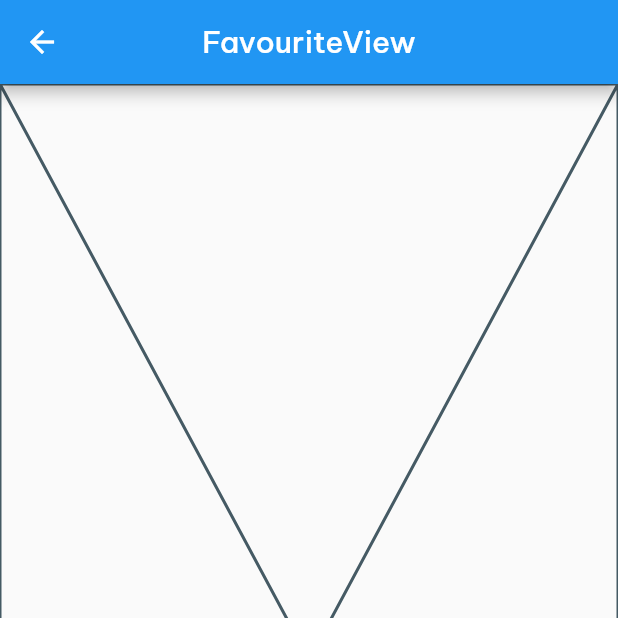
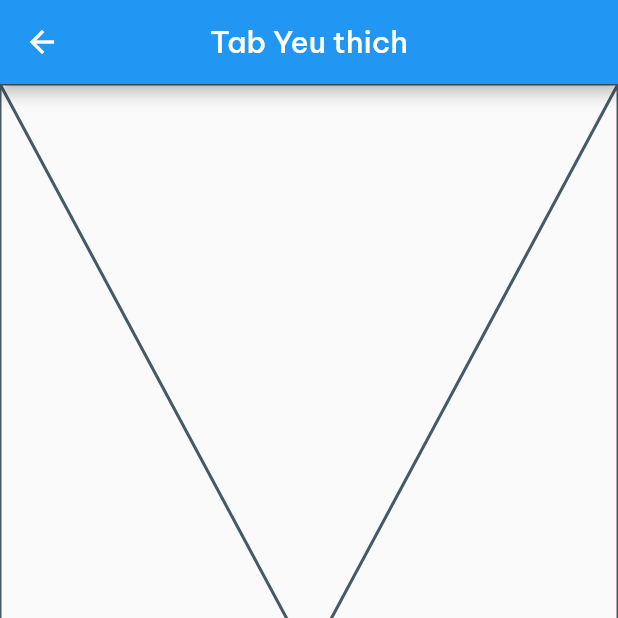
Before and after one commit to minhtamhoang207/soc_grocery, a Flutter app: the FavouriteView screen opened by its route, on a phone screen of 412 x 824 dp, the top half of it. Run offline on Flutter 3.47's test engine with Material 2 defaults, Android fonts, the light colour scheme and no system bars; our stand-ins replace bot_toast, cached_network_image, carousel_slider, connectivity_plus, dio, firebase_auth and 18 more; missing offline and left inert: flutter_geocoder, google_speech, momo_vn, record; accounts and stored records are empty; generated files the repository leaves out were written again; statements that could not run were skipped; project files that could hold a hidden picture were left out.

Commit message:
hello Tom

```diff
--- a/lib/app/config/app_constants.dart
+++ b/lib/app/config/app_constants.dart
@@ -1,3 +1,4 @@
 
 // const String kBaseURl = 'http://52.221.181.217:8080/api/v1';
-const String kBaseURl = 'https://5bc7-2401-d800-9194-e1fb-859c-b2a1-c4ad-8a21.ngrok-free.app/api/v1';
+const String kBaseURl =
+    'https://1210-113-160-14-39.ngrok-free.app/api/v1';
--- a/lib/presentation/favourite/views/favourite_view.dart
+++ b/lib/presentation/favourite/views/favourite_view.dart
@@ -14,7 +14,7 @@ class FavouriteView extends GetView<FavouriteController> {
   Widget build(BuildContext context) {
     return Scaffold(
       appBar: AppBar(
-        title: const Text('FavouriteView'),
+        title: const Text('Tab Yeu thich'),
         centerTitle: true,
       ),
       body: const Placeholder()
```
Also changed, not shown: lib/data/datasources/remote/auth/auth_service.g.dart, lib/data/datasources/remote/cart/cart_service.g.dart, lib/data/datasources/remote/category/category_service.g.dart, lib/data/datasources/remote/product/product_service.g.dart, lib/data/models/request/add_item_request.dart (line endings or trailing spaces).
